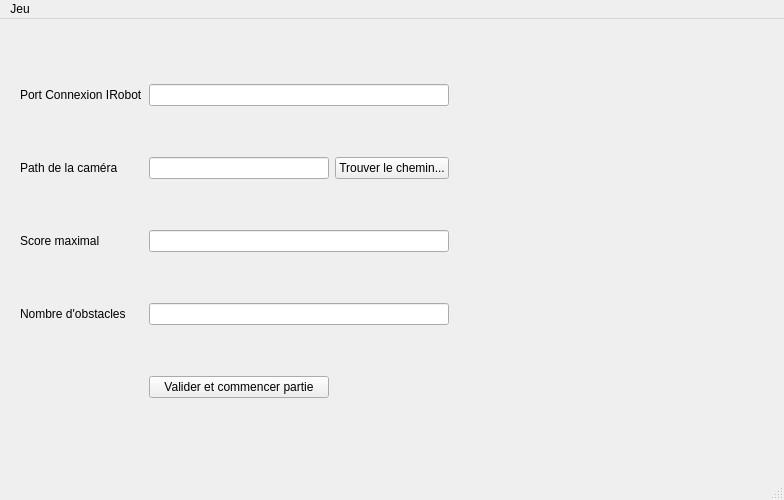
Zilmerx/QTCyberSerpent, file QTCyberSerpent/qtcyberserpent.ui: the form before one commit.
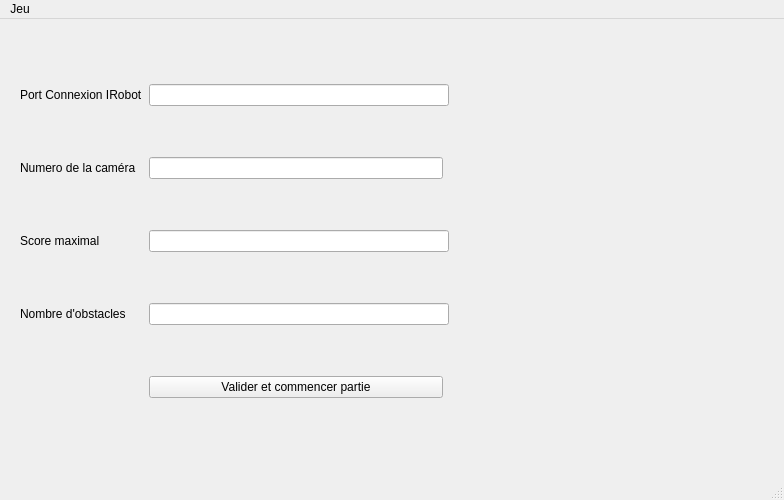
The form after the commit.

Diff of the .ui file:
```diff
--- a/QTCyberSerpent/qtcyberserpent.ui
+++ b/QTCyberSerpent/qtcyberserpent.ui
@@ -27,7 +27,7 @@
      <item row="1" column="0">
       <widget class="QLabel" name="label_CameraPath">
        <property name="text">
-        <string>Path de la caméra</string>
+        <string>Numero de la caméra</string>
        </property>
       </widget>
      </item>
@@ -65,13 +65,6 @@
      <item row="2" column="1" colspan="2">
       <widget class="QLineEdit" name="lineEdit_MaxScore"/>
      </item>
-     <item row="1" column="2">
-      <widget class="QPushButton" name="pushButton_FileFinder">
-       <property name="text">
-        <string>Trouver le chemin...</string>
-       </property>
-      </widget>
-     </item>
      <item row="0" column="1" colspan="2">
       <widget class="QLineEdit" name="lineEdit_PortConnexion"/>
      </item>
```
Left out of the diff: 2 changed lines with no effect on the pictures.
